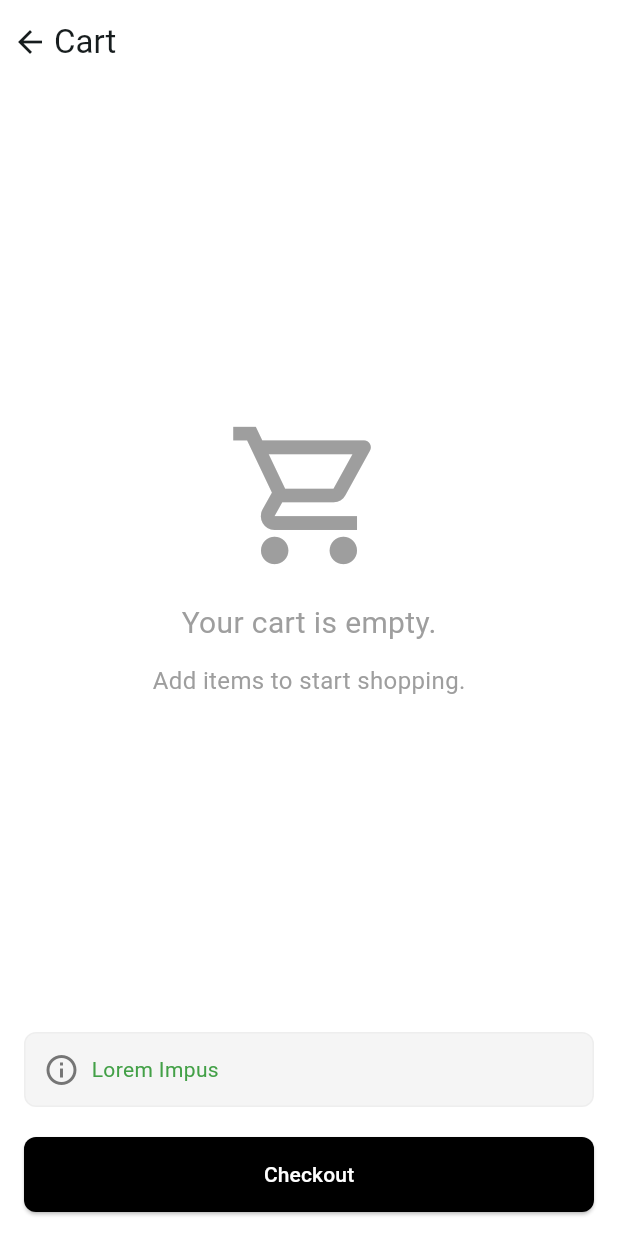
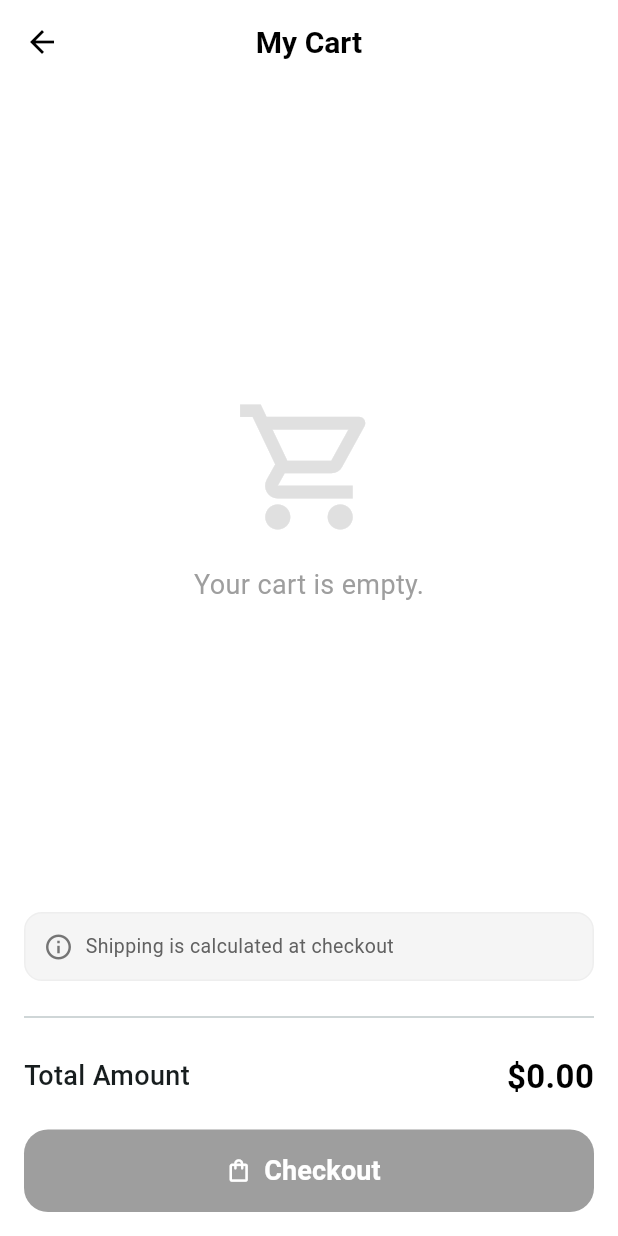
Before and after one commit to sudessss/SudeSenturk_KatalogUygulamasi_MobilUygulamaGelistirme, a Flutter app: the screen it shows after launch, after a tap on the "shopping bag" icon, on a phone screen of 412 x 824 dp. Run offline on Flutter 3.47's test engine with Material 3 defaults, Android fonts, the phone set to English and light mode, and no system bars; network calls fail.

Commit message:
Updated cart_screen

```diff
--- a/lib/views/cart_screen.dart
+++ b/lib/views/cart_screen.dart
@@ -16,57 +16,151 @@ class _CartScreenState extends State<CartScreen> {
     final cartProducts = widget.products
         .where((product) => widget.cartIds.contains(product.id))
         .toList();
+
+    double totalPrice = cartProducts.fold(0.0, (sum, item) {
+      String priceString =
+          item.price?.replaceAll(RegExp(r'[^0-9.,]'), '') ?? "0";
+      double priceValue =
+          double.tryParse(priceString.replaceAll(',', '.')) ?? 0.0;
+      return sum + priceValue;
+    });
+
     return Scaffold(
       backgroundColor: Colors.white,
       appBar: AppBar(
-        title: Text("Cart"),
+        title: const Text(
+          "My Cart",
+          style: TextStyle(
+            color: Colors.black,
+            fontWeight: FontWeight.bold,
+            fontSize: 20,
+          ),
+        ),
+        centerTitle: true,
+        elevation: 0,
         backgroundColor: Colors.white,
-        leadingWidth: 20,
+        iconTheme: const IconThemeData(color: Colors.black),
       ),
       body: SafeArea(
         child: Padding(
-          padding: EdgeInsets.all(16),
+          padding: const EdgeInsets.all(16),
           child: Column(
             children: [
               Expanded(
                 child: cartProducts.isEmpty
-                    ? Center(
-                        child: Column(
-                          mainAxisSize: MainAxisSize.min,
-                          children: [
-                            Icon(
-                              Icons.shopping_cart_outlined,
-                              size: 110,
-                              color: Colors.grey,
-                            ),
-                            SizedBox(height: 16),
-
-                            Text(
-                              "Your cart is empty.",
-                              style: TextStyle(
-                                fontSize: 20,
-                                color: Colors.grey,
+                    ? _buildEmptyState()
+                    : ListView.builder(
+                        itemCount: cartProducts.length,
+                        itemBuilder: (context, index) {
+                          final item = cartProducts[index];
+                          return _buildCartItem(item);
+                        },
                       ),
               ),
 
-                            SizedBox(height: 12),
+              const SizedBox(height: 16),
 
+              // Bilgi Kutusu
+              Container(
+                padding: const EdgeInsets.all(12),
+                decoration: BoxDecoration(
+                  color: Colors.grey.shade100,
+                  borderRadius: BorderRadius.circular(12),
+                  border: Border.all(color: Colors.grey.shade200),
+                ),
+                child: Row(
+                  children: [
+                    Icon(
+                      Icons.info_outline,
+                      color: Colors.grey.shade600,
+                      size: 20,
+                    ),
+                    const SizedBox(width: 8),
                     Text(
-                              "Add items to start shopping.",
+                      "Shipping is calculated at checkout",
                       style: TextStyle(
-                                fontSize: 16,
-                                color: Colors.grey,
+                        color: Colors.grey.shade700,
+                        fontSize: 13,
                       ),
                     ),
                   ],
                 ),
-                      )
-                    : ListView.builder(
-                        itemCount: cartProducts.length,
-                        itemBuilder: (context, index) {
-                          final item = cartProducts[index];
-                          return Padding(
-                            padding: const EdgeInsets.symmetric(vertical: 10),
+              ),
+
+              const Padding(
+                padding: EdgeInsets.symmetric(vertical: 16),
+                child: Divider(thickness: 1),
+              ),
+
+              // Toplam Fiyat Satırı
+              Row(
+                mainAxisAlignment: MainAxisAlignment.spaceBetween,
+                children: [
+                  const Text(
+                    "Total Amount",
+                    style: TextStyle(fontSize: 18, fontWeight: FontWeight.w500),
+                  ),
+                  Text(
+                    "\$${totalPrice.toStringAsFixed(2)}",
+                    style: const TextStyle(
+                      fontSize: 22,
+                      fontWeight: FontWeight.bold,
+                      color: Colors.black,
+                    ),
+                  ),
+                ],
+              ),
+
+              const SizedBox(height: 20),
+
+              // Checkout Butonu
+              ElevatedButton.icon(
+                onPressed: cartProducts.isEmpty ? null : () {},
+                icon: const Icon(
+                  Icons.shopping_bag_outlined,
+                  color: Colors.white,
+                ),
+                label: const Text(
+                  "Checkout",
+                  style: TextStyle(
+                    fontSize: 18,
+                    fontWeight: FontWeight.bold,
+                    color: Colors.white,
+                  ),
+                ),
+                style: ElevatedButton.styleFrom(
+                  backgroundColor: Colors.black,
+                  disabledBackgroundColor: Colors.grey,
+                  elevation: 0,
+                  minimumSize: const Size.fromHeight(55),
+                  shape: RoundedRectangleBorder(
+                    borderRadius: BorderRadius.circular(16),
+                  ),
+                ),
+              ),
+            ],
+          ),
+        ),
+      ),
+    );
+  }
+
+  // Ürün Satırı Tasarımı
+  Widget _buildCartItem(Data item) {
+    return Container(
+      margin: const EdgeInsets.symmetric(vertical: 8),
+      padding: const EdgeInsets.all(12),
+      decoration: BoxDecoration(
+        color: Colors.white,
+        borderRadius: BorderRadius.circular(12),
+        boxShadow: [
+          BoxShadow(
+            color: Colors.grey.withOpacity(0.08),
+            blurRadius: 10,
+            offset: const Offset(0, 4),
+          ),
+        ],
+      ),
       child: Row(
         children: [
           Container(
@@ -76,83 +170,70 @@ class _CartScreenState extends State<CartScreen> {
               borderRadius: BorderRadius.circular(12),
               image: DecorationImage(
                 image: NetworkImage(item.image ?? ""),
-                                      fit: BoxFit.fitWidth,
+                fit: BoxFit.cover,
               ),
             ),
           ),
-
-                                SizedBox(width: 16),
-
+          const SizedBox(width: 16),
           Expanded(
             child: Column(
-                                    crossAxisAlignment:
-                                        CrossAxisAlignment.start,
+              crossAxisAlignment: CrossAxisAlignment.start,
               children: [
                 Text(
                   item.name ?? "",
-                                        style: TextStyle(
-                                          fontSize: 16,
+                  style: const TextStyle(
+                    fontSize: 15,
                     fontWeight: FontWeight.bold,
                   ),
                 ),
-                                      Text(item.tagline ?? ""),
-                                      Text(item.price ?? ""),
+                Text(
+                  item.tagline ?? "",
+                  maxLines: 1,
+                  overflow: TextOverflow.ellipsis,
+                  style: TextStyle(color: Colors.grey.shade600, fontSize: 12),
+                ),
+                const SizedBox(height: 4),
+                Text(
+                  item.price ?? "0",
+                  style: const TextStyle(
+                    fontWeight: FontWeight.bold,
+                    fontSize: 15,
+                    color: Colors.green,
+                  ),
+                ),
               ],
             ),
           ),
           IconButton(
+            icon: const Icon(Icons.delete_outline, color: Colors.red),
             onPressed: () {
               setState(() {
                 widget.cartIds.remove(item.id);
               });
             },
-                                  icon: Icon(Icons.remove_circle_outline),
           ),
         ],
       ),
     );
-                        },
+  }
+
+  // Boş Sepet Tasarımı
+  Widget _buildEmptyState() {
+    return Center(
+      child: Column(
+        mainAxisSize: MainAxisSize.min,
+        children: [
+          Icon(
+            Icons.shopping_cart_outlined,
+            size: 100,
+            color: Colors.grey.shade300,
           ),
-              ),
-
-              SizedBox(height: 20),
-
-              Container(
-                padding: EdgeInsets.all(12),
-                decoration: BoxDecoration(
-                  color: Colors.grey.shade100,
-                  borderRadius: BorderRadius.circular(8),
-                  border: Border.all(color: Colors.grey.shade200),
-                ),
-                child: Row(
-                  children: [
-                    Icon(Icons.info_outline, color: Colors.grey.shade600),
-
-                    SizedBox(width: 8),
-                    Text(
-                      "Lorem Impus",
-                      style: TextStyle(color: Colors.green.shade600),
+          const SizedBox(height: 16),
+          const Text(
+            "Your cart is empty.",
+            style: TextStyle(fontSize: 18, color: Colors.grey),
           ),
         ],
-                ),
-              ),
-
-              SizedBox(height: 20),
-
-              ElevatedButton(
-                onPressed: () {},
-                style: ElevatedButton.styleFrom(
-                  backgroundColor: Colors.black,
-                  minimumSize: Size.fromHeight(50),
-                  shape: RoundedRectangleBorder(
-                    borderRadius: BorderRadiusGeometry.circular(8),
-                  ),
-                ),
-                child: Text("Checkout", style: TextStyle(color: Colors.white)),
-              ),
-            ],
-          ),
-        ),
       ),
     );
   }
```
Lines whose indentation alone changed are shown as unchanged.
